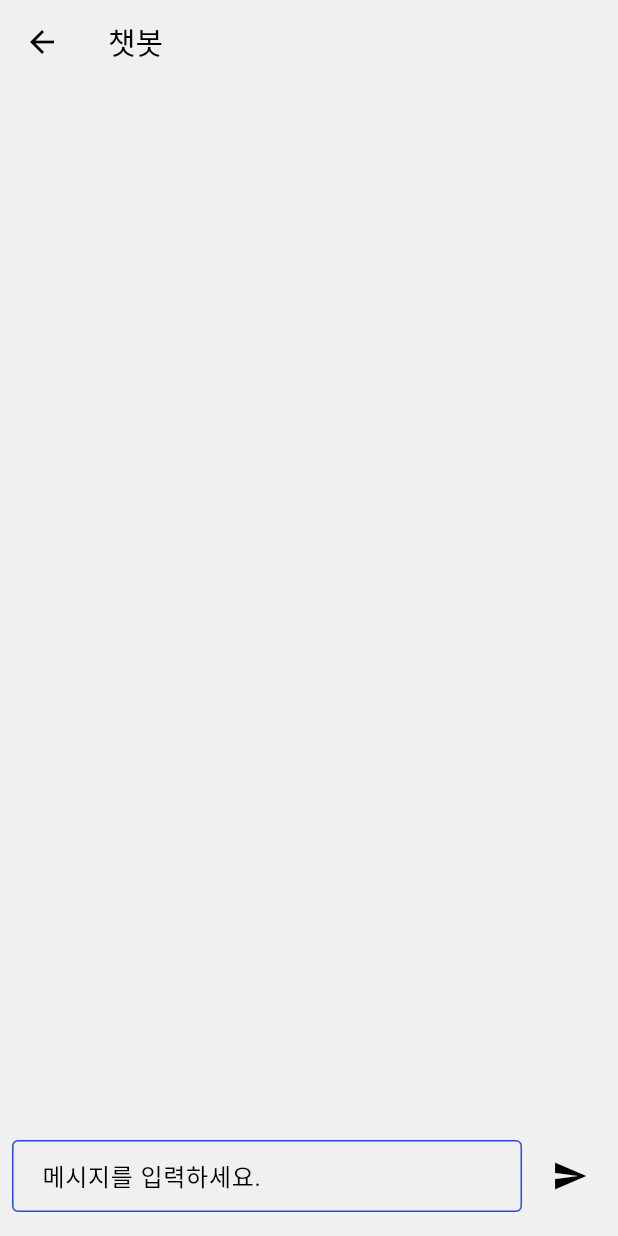
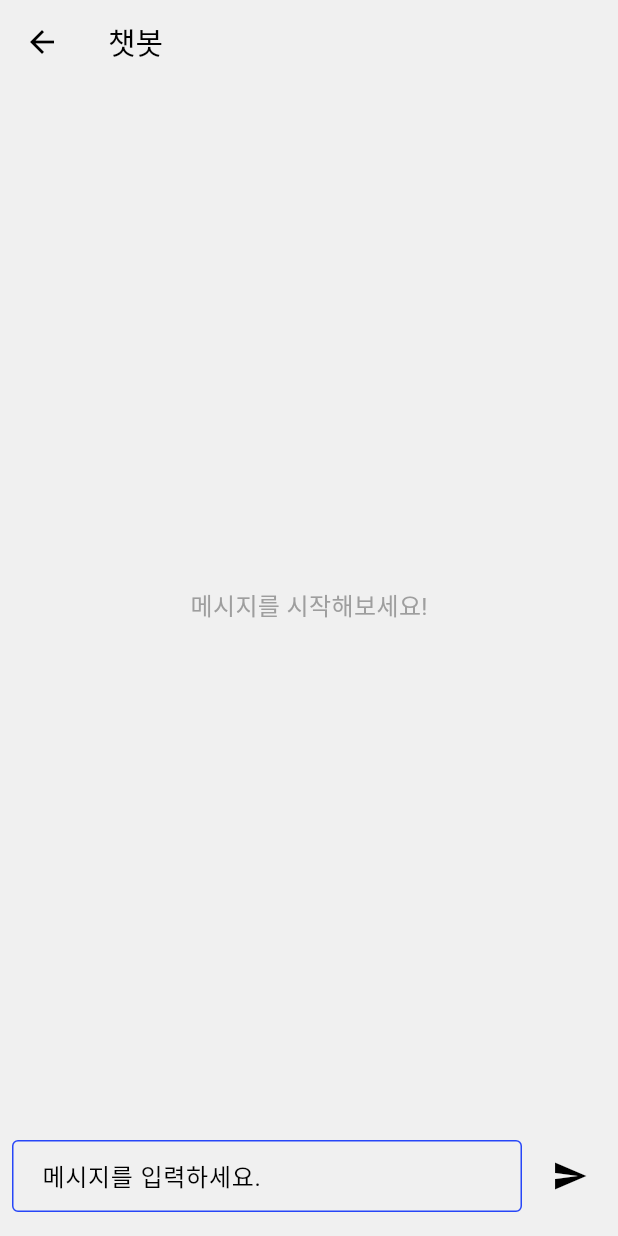
Before and after one commit to GN-AI-3/final_project_fe, a Flutter app: the ChatScreen screen opened directly, on a phone screen of 412 x 824 dp. Run offline on Flutter 3.47's test engine with Material 3 defaults, Android fonts, the phone set to English and light mode, and no system bars; our stand-ins replace firebase_core, firebase_messaging, fl_chart, flutter_dotenv, flutter_local_notifications, shared_preferences and 1 more; missing offline and left inert: syncfusion_localizations; accounts and stored records are empty; network calls fail.

```diff
--- a/lib/models/chat_message.dart
+++ b/lib/models/chat_message.dart
@@ -2,22 +2,23 @@ class ChatMessage {
   final int? id;
   final String content;
   final String role;
-  final DateTime? createdAt;
+  final DateTime timestamp;
   final String? finalResponse;
 
   ChatMessage({
     this.id,
     required this.content,
     required this.role,
-    this.createdAt,
+    DateTime? timestamp,
     this.finalResponse,
-  });
+  }) : timestamp = timestamp ?? DateTime.now();
 
   Map<String, dynamic> toJson() {
     return {
       'content': content,
       'role': role,
       'finalResponse': finalResponse,
+      'timestamp': timestamp.toIso8601String(),
     };
   }
 
@@ -26,10 +27,9 @@ class ChatMessage {
       id: json['id'] != null ? json['id'] as int : null,
       content: json['content'] as String,
       role: json['role'] as String,
-      createdAt:
-          json['createdAt'] != null
-              ? DateTime.parse(json['createdAt'].toString())
-              : null,
+      timestamp: json['timestamp'] != null
+          ? DateTime.parse(json['timestamp'] as String)
+          : null,
       finalResponse: json['finalResponse'] as String?,
     );
   }
--- a/lib/screens/chat_screen.dart
+++ b/lib/screens/chat_screen.dart
@@ -9,7 +9,7 @@ import 'package:shared_preferences/shared_preferences.dart';
 import '../models/chat_message.dart';
 import '../trainer/services/chat_service.dart';
 import '../widgets/chat_input_field.dart';
-import '../widgets/chat_message_bubble.dart';
+import '../widgets/chat_message_group.dart';
 
 class ChatConstants {
   static const String userRole = 'user';
@@ -191,6 +191,57 @@ class ChatScreenState extends State<ChatScreen> {
     }
   }
 
+  Widget _buildMessageList() {
+    if (_messages.isEmpty) {
+      return const Center(
+        child: Text(
+          '메시지를 시작해보세요!',
+          style: TextStyle(
+            color: Colors.grey,
+            fontSize: 16,
+          ),
+        ),
+      );
+    }
+
+    // 메시지 그룹화
+    final groupedMessages = <List<ChatMessage>>[];
+    List<ChatMessage> currentGroup = [];
+    String? currentRole;
+
+    for (final message in _messages) {
+      if (currentRole == null) {
+        currentRole = message.role;
+        currentGroup = [message];
+      } else if (message.role == currentRole) {
+        currentGroup.add(message);
+      } else {
+        if (currentGroup.isNotEmpty) {
+          groupedMessages.add(List.from(currentGroup));
+        }
+        currentRole = message.role;
+        currentGroup = [message];
+      }
+    }
+    if (currentGroup.isNotEmpty) {
+      groupedMessages.add(currentGroup);
+    }
+
+    return ListView.builder(
+      reverse: true,
+      padding: const EdgeInsets.all(16),
+      itemCount: groupedMessages.length,
+      itemBuilder: (context, index) {
+        final messages = groupedMessages[groupedMessages.length - 1 - index];
+        return ChatMessageGroup(
+          messages: messages,
+          isTrainer: false,
+          role: ChatConstants.userRole,
+        );
+      },
+    );
+  }
+
   @override
   Widget build(BuildContext context) {
     return Scaffold(
@@ -205,16 +256,7 @@ class ChatScreenState extends State<ChatScreen> {
           child: Column(
             children: [
               Expanded(
-                child: ListView.builder(
-                  itemCount: _messages.length,
-                  padding: const EdgeInsets.all(ChatConstants.messagePadding),
-                  reverse: true,
-                  itemBuilder: (context, index) {
-                    return ChatMessageBubble(
-                      message: _messages[_messages.length - 1 - index],
-                    );
-                  },
-                ),
+                child: _buildMessageList(),
               ),
               Padding(
                 padding: const EdgeInsets.only(bottom: 8.0),
--- a/lib/screens/home_screen.dart
+++ b/lib/screens/home_screen.dart
@@ -439,7 +439,7 @@ class _HomeScreenState extends State<HomeScreen> {
                           _buildStatItem(
                             icon: Icons.attach_money,
                             title: '이번 달 수입',
-                            value: '???만원',
+                            value: '???만 원',
                             color: const Color(0xffF72828),
                           ),
                           const SizedBox(height: 16),
--- a/lib/trainer/screens/trainer_profile_screen.dart
+++ b/lib/trainer/screens/trainer_profile_screen.dart
@@ -1,3 +1,5 @@
+// ignore_for_file: deprecated_member_use
+
 import 'package:flutter/material.dart';
 import '../../models/trainer_profile.dart';
 import '../services/trainer_profile_service.dart';
```
Also changed, not shown: lib/trainer/screens/calendar_screen.dart (+64 -26 lines), lib/trainer/screens/trainer_chat_screen.dart (+53 -11 lines), lib/widgets/chat_message_group.dart (added, +105 -0 lines). Lines whose indentation alone changed are shown as unchanged.
